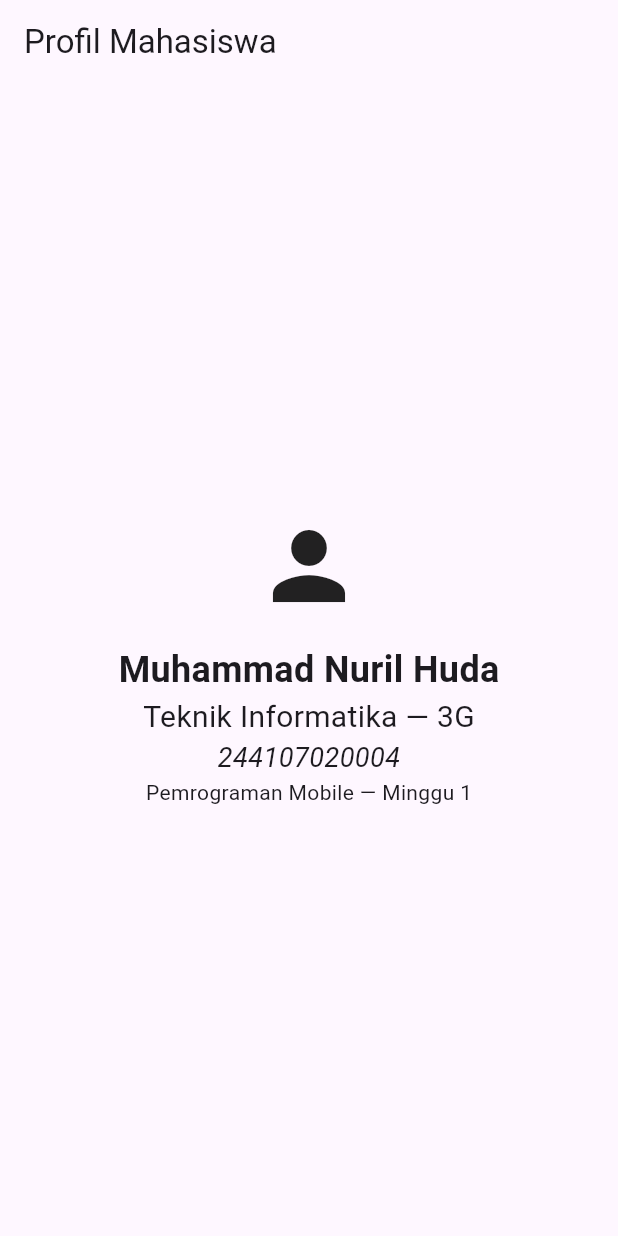
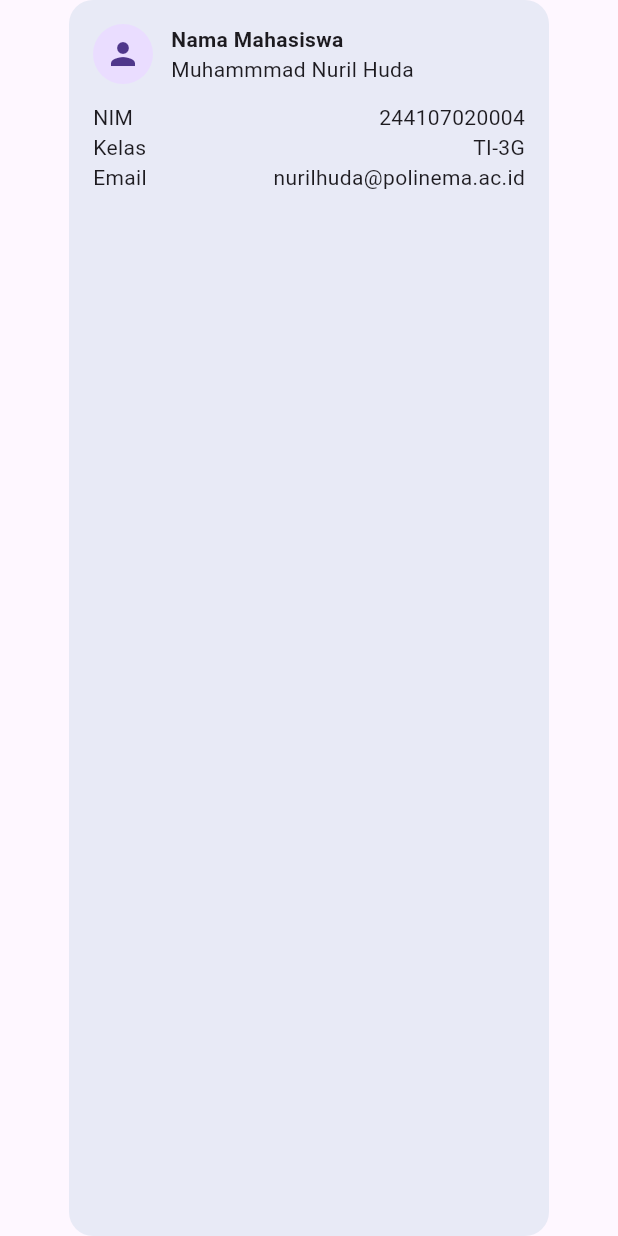
Before and after one commit to nurilhuda05/muhammadnurilhuda-mobile-course, a Flutter app: the screen it shows after launch, on a phone screen of 412 x 824 dp. Run offline on Flutter 3.47's test engine with Material 3 defaults, Android fonts, the phone set to English and light mode, and no system bars.

Commit message:
Melakukan Eksperimen warm-up

```diff
--- a/01-week-1-mobile-development-ecosystem-flutter-refresh/my_first_app/lib/main.dart
+++ b/01-week-1-mobile-development-ecosystem-flutter-refresh/my_first_app/lib/main.dart
@@ -1,25 +1,72 @@
 import 'package:flutter/material.dart';
 
-void main() => runApp(const MyApp());
+void main() => runApp(const ProfileApp());
 
-class MyApp extends StatelessWidget {
-  const MyApp({super.key});
+class ProfileApp extends StatelessWidget {
+  const ProfileApp({super.key});
+
   @override
   Widget build(BuildContext context) {
-    return MaterialApp(
+    return const MaterialApp(
       debugShowCheckedModeBanner: false,
-      home: Scaffold(
-        appBar: AppBar(title: const Text('Profil Mahasiswa')),
-        body: const Center(
-          child: Column(mainAxisSize: MainAxisSize.min, children: [
-            Icon(Icons.person, size: 72),
-            SizedBox(height: 16),
-            Text('Muhammad Nuril Huda', style: TextStyle(fontSize: 24, fontWeight: FontWeight.bold )),
-            Text('Teknik Informatika — 3G', style: TextStyle(fontSize: 20)),
-            Text('244107020004', style: TextStyle(fontSize: 18, fontStyle: FontStyle.italic)),
-            Text('Pemrograman Mobile — Minggu 1'),
-          ]),
-        ),
+      home: Scaffold(body: Center(child: ProfileCard())),
+    );
+  }
+}
+
+class ProfileCard extends StatelessWidget {
+  const ProfileCard({super.key});
+
+  @override
+  Widget build(BuildContext context) {
+    return Container(
+      width: 320,
+      padding: const EdgeInsets.all(16),
+      decoration: BoxDecoration(
+        color: Colors.indigo.shade50,
+        borderRadius: BorderRadius.circular(16),
+      ),
+      child: Column(
+        mainAxisSize: MainAxisSize.max,
+        children: [
+          Row(
+            children: [
+              const CircleAvatar(child: Icon(Icons.person)),
+              const SizedBox(width: 12),
+              Expanded(
+                child: Column(
+                  crossAxisAlignment: CrossAxisAlignment.start,
+                  children: const [
+                    Text(
+                      'Nama Mahasiswa',
+                      style: TextStyle(fontWeight: FontWeight.bold),
+                    ),
+                    Text('Muhammmad Nuril Huda'),
+                  ],
+                ),
+              ),
+            ],
+          ),
+          const SizedBox(height: 12),
+          const Row(
+            children: [
+              Expanded(child: Text('NIM')),
+              Text('244107020004'),
+            ],
+          ),
+          const Row(
+            children: [
+              Expanded(child: Text('Kelas')),
+              Text('TI-3G'),
+            ],
+          ),
+          const Row(
+            children: [
+              Expanded(child: Text('Email')),
+              Text('nurilhuda@polinema.ac.id'),
+            ],
+          ),
+        ],
       ),
     );
   }
```
